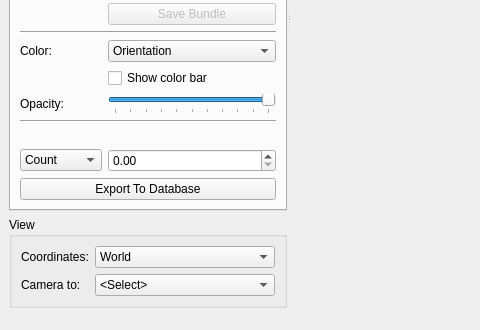
First picture: the form in braviz/interaction/qt_guis/subject_overview.ui, repository diego0020/braviz-app, before the edit; both pictures show x 0 to 480 and y 297 to 627 of the 855 by 627 pixel window.
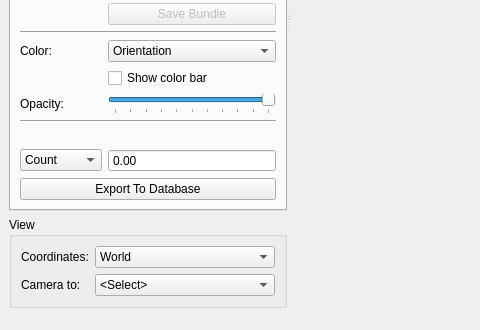
Second picture: the form after the edit. The open tabs and pages were chosen to show the change. Icons and pictures are not drawn.

```diff
--- a/braviz/interaction/qt_guis/subject_overview.ui
+++ b/braviz/interaction/qt_guis/subject_overview.ui
@@ -840,6 +840,12 @@
                  <property name="locale">
                   <locale language="English" country="UnitedStates"/>
                  </property>
+                 <property name="readOnly">
+                  <bool>true</bool>
+                 </property>
+                 <property name="buttonSymbols">
+                  <enum>QAbstractSpinBox::NoButtons</enum>
+                 </property>
                  <property name="maximum">
                   <double>999999.000000000000000</double>
                  </property>
```
Left out of the diff: 3 changed lines with no effect on the pictures.
